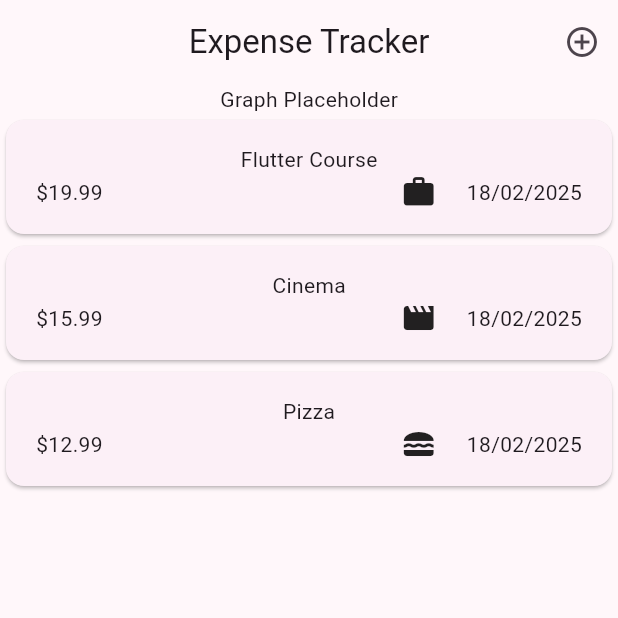
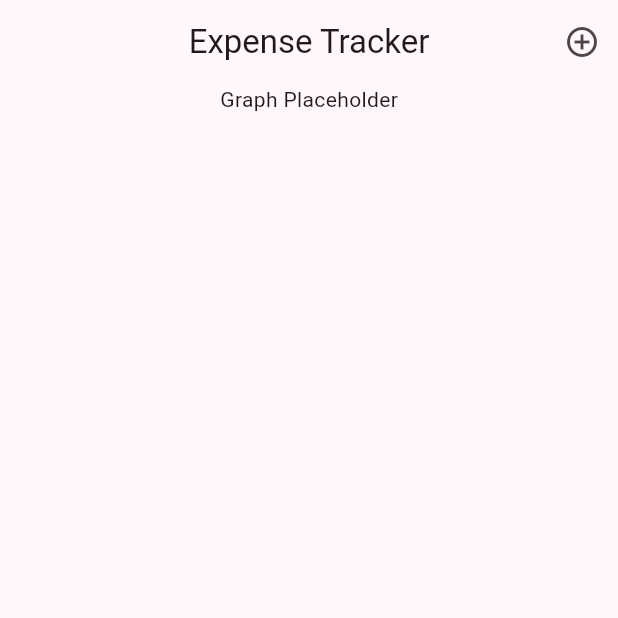
Before and after one commit to Sundramroy23/ExpenseTracker, a Flutter app: the screen it shows after launch, on a phone screen of 412 x 824 dp, the top half of it. Run offline on Flutter 3.47's test engine with Material 3 defaults, Android fonts, the phone set to English and light mode, and no system bars.

Commit message:
add expense functionality

```diff
--- a/lib/widgets/expenses_list/expenses_list.dart
+++ b/lib/widgets/expenses_list/expenses_list.dart
@@ -11,37 +11,27 @@ class ExpensesScreen extends StatefulWidget {
 }
 
 class _ExpensesScreenState extends State<ExpensesScreen> {
+  List<Expense> expenses = [];
+
+  void _addExpense(Expense expense) {
+    setState(() {
+      expenses.add(expense);
+    });
+  }
+
   void _onpressed() {
     showModalBottomSheet(
       context: context,
       builder: (context) => SizedBox(
         height: MediaQuery.sizeOf(context).height,
         width: double.infinity,
-        child: AddExpense(),
+        child: AddExpense(
+          expenses: expenses,
+          onAddExpense: _addExpense,
+        ),
       ),
     );
   }
-
-  List<Expense> expenses = [
-    Expense(
-      title: "Flutter Course",
-      amount: 19.99,
-      date: DateTime.now(),
-      category: Category.work,
-    ),
-    Expense(
-      title: "Cinema",
-      amount: 15.99,
-      date: DateTime.now(),
-      category: Category.leisure,
-    ),
-    Expense(
-      title: "Pizza",
-      amount: 12.99,
-      date: DateTime.now(),
-      category: Category.food,
-    ),
-  ];
 
   @override
   Widget build(BuildContext context) {
```
Also changed, not shown: lib/widgets/modal_overlay/add_expense.dart (+56 -18 lines).
